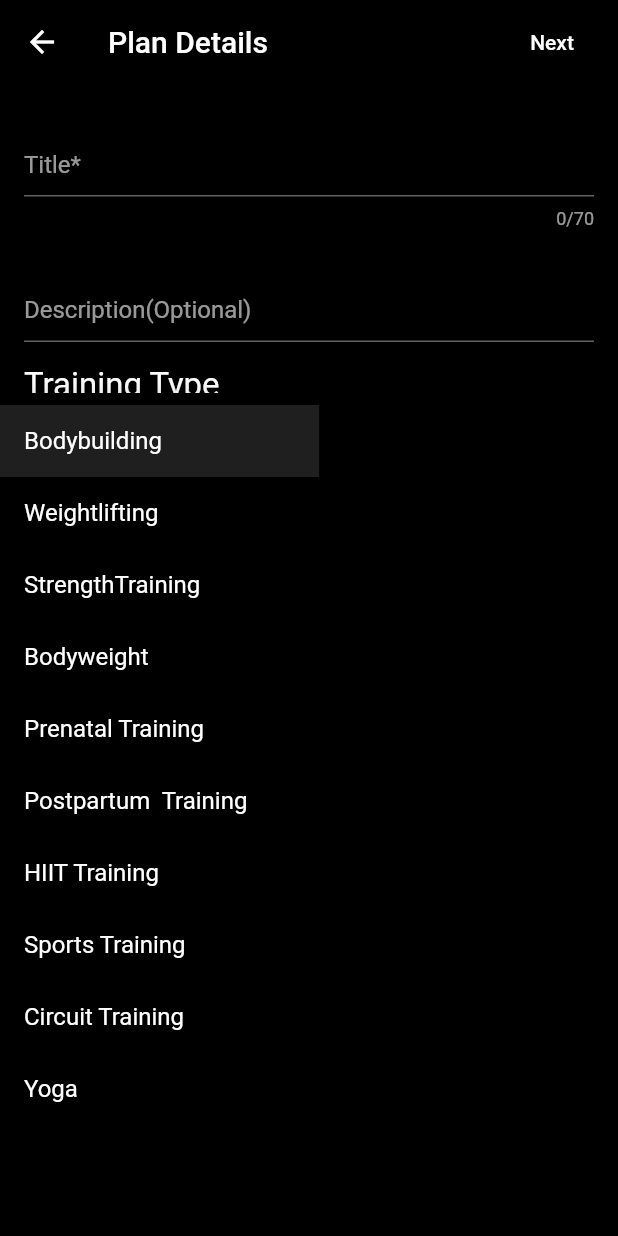
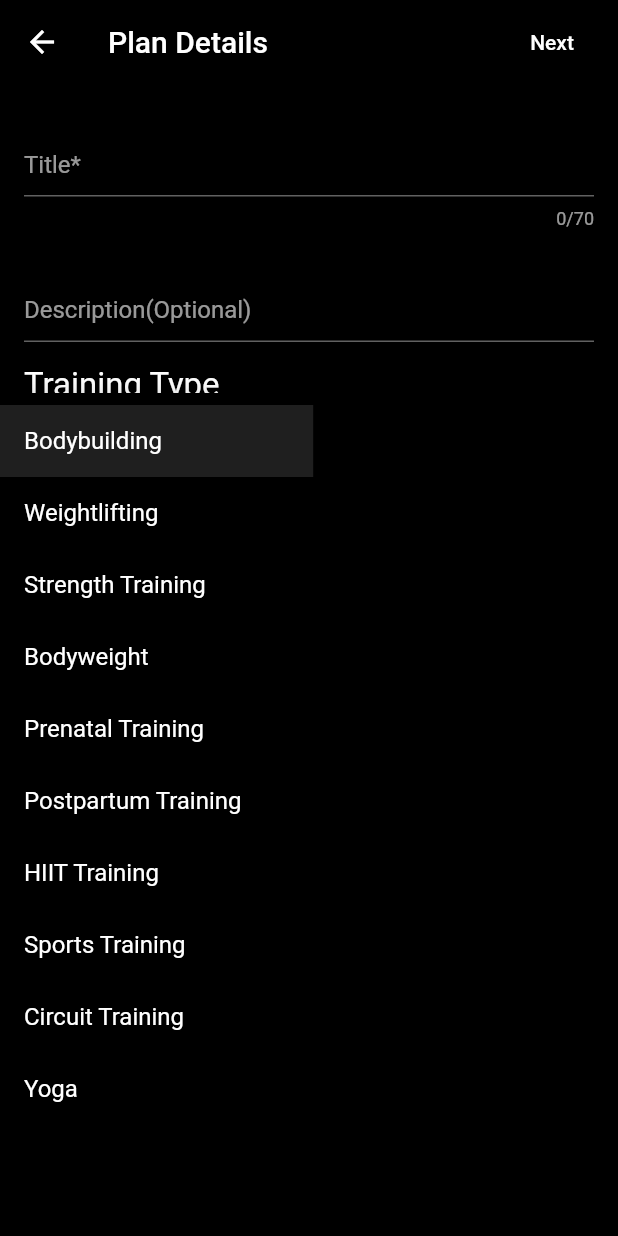
Before and after one commit to flores912/fit_mart, a Flutter app: the PlanDetails screen opened directly, after a tap on "Bodybuilding", on a phone screen of 412 x 824 dp. Run offline on Flutter 3.47's test engine with Material 2 defaults, Android fonts, the phone set to English and light mode, and no system bars; our stand-ins replace chewie, circular_countdown_timer, cloud_firestore, email_validator, firebase_auth, firebase_core and 13 more; missing offline and left inert: expansion_card; accounts and stored records are empty.

Commit message:
-ready and configured for ios archive -fixed some typos

```diff
--- a/lib/constants.dart
+++ b/lib/constants.dart
@@ -48,10 +48,10 @@ const String kUnpublish = 'Unpublish';
 const List<String> kTypes = [
   'Bodybuilding',
   'Weightlifting',
-  'StrengthTraining',
+  'Strength Training',
   'Bodyweight',
   'Prenatal Training',
-  'Postpartum  Training',
+  'Postpartum Training',
   'HIIT Training',
   'Sports Training',
   'Circuit Training',
--- a/pubspec.yaml
+++ b/pubspec.yaml
@@ -49,11 +49,11 @@ dev_dependencies:
 flutter_icons:
   android: "launcher_icon"
   ios: true
-  image_path: "assets/icon/icon.png"
+  image_path: "assets/icon/icon.jpg"
 
 flutter:
   assets:
     - assets/icon/icon_with_text.png
-    - assets/icon/icon.png
+    - assets/icon/icon.jpg
     - assets/icon/icon_login.png
   uses-material-design: true
```
Also changed, not shown: assets/icon/icon.jpg (added), assets/icon/icon.png (deleted), 24 other files.
